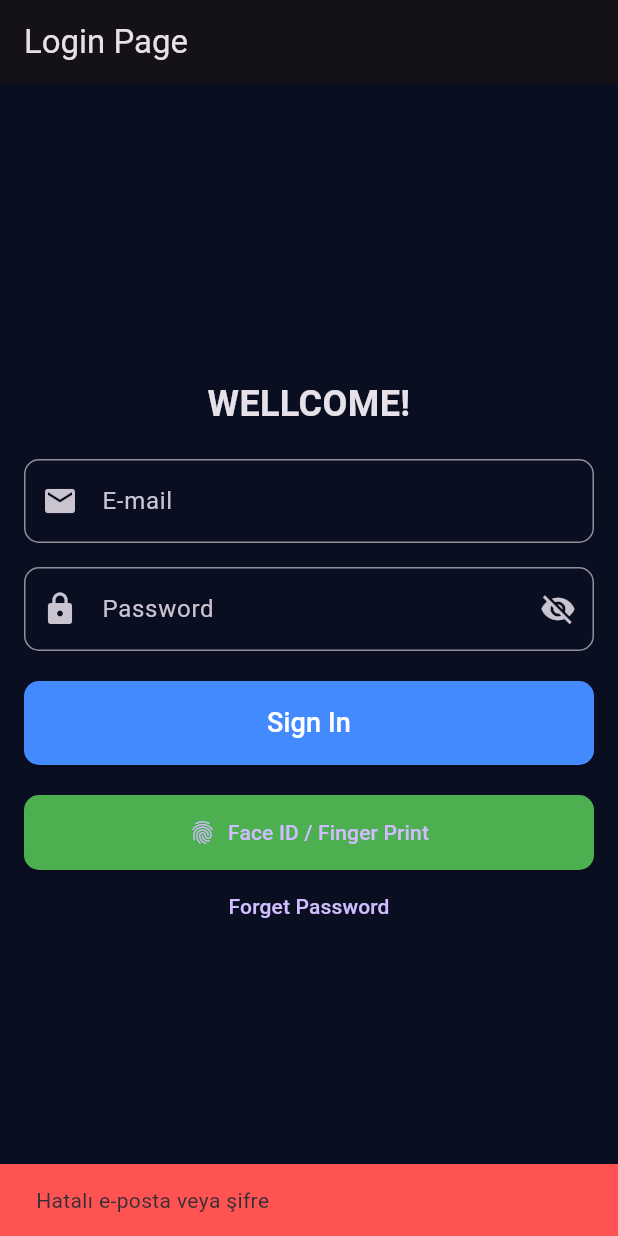
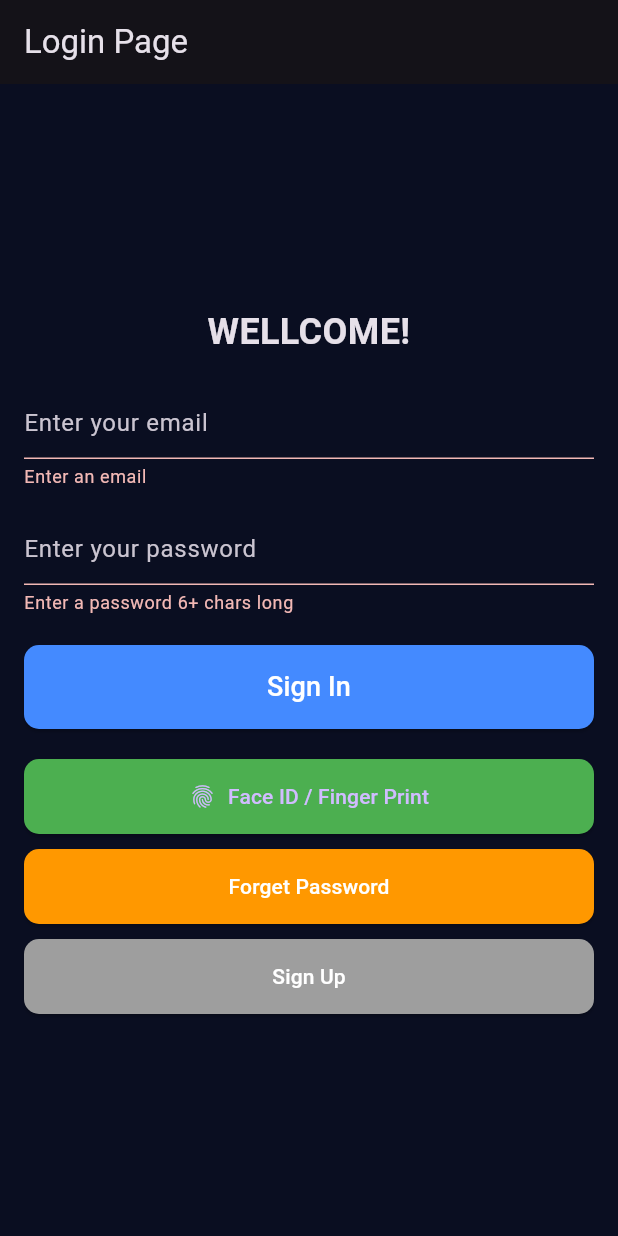
Before and after one commit to Beykn/GuardEye, a Flutter app: the screen it shows after launch, after a tap on "Sign In", on a phone screen of 412 x 824 dp. Run offline on Flutter 3.47's test engine with Material 3 defaults, Android fonts, the light colour scheme and no system bars; our stand-ins replace camera, firebase_auth, firebase_core, font_awesome_flutter, local_auth; missing offline and left inert: tflite_flutter; accounts and stored records are empty.

Commit message:
[ADD] added firebase authentication for normal user

```diff
--- a/graduation/lib/main.dart
+++ b/graduation/lib/main.dart
@@ -6,8 +6,13 @@ import 'package:graduation/screens/userPage.dart';
 import 'package:graduation/screens/adminPage.dart';
 import 'package:graduation/screens/admin_route_details.dart';
 import 'package:graduation/screens/detection_details.dart';
+import 'package:firebase_core/firebase_core.dart';
 
-void main() {
+void main() async  {
+
+  WidgetsFlutterBinding.ensureInitialized();
+  await Firebase.initializeApp();
+
   runApp(const MyApp());
 }
 
--- /dev/null
+++ b/graduation/lib/models/user.dart
@@ -0,0 +1,7 @@
+class MyUser{
+
+  final String uid;
+
+  MyUser({required this.uid});
+
+}
--- a/graduation/lib/screens/loginPage.dart
+++ b/graduation/lib/screens/loginPage.dart
@@ -1,7 +1,9 @@
 import 'package:flutter/material.dart';
 import 'package:graduation/screens/userPage.dart';
 import 'package:graduation/screens/adminPage.dart';
+import 'package:graduation/screens/sign_up_screen.dart';
 import 'package:local_auth/local_auth.dart';
+import 'package:graduation/services/auth.dart';
 
 class LoginPage extends StatefulWidget {
   const LoginPage({super.key});
@@ -11,28 +13,13 @@ class LoginPage extends StatefulWidget {
 }
 
 class _LoginPageState extends State<LoginPage> {
-  final TextEditingController _emailController = TextEditingController();
-  final TextEditingController _passwordController = TextEditingController();
+  String email = '';
+  String password = '';
   bool _obscureText = true;
+
   final LocalAuthentication _auth = LocalAuthentication();
-
-  void _login() {
-    String email = _emailController.text;
-    String password = _passwordController.text;
-
-    if (email == "test@example.com" && password == "123456") {
-      Navigator.push(context, MaterialPageRoute(builder: (context) => const UserPage()));
-    } else if (email == "admin" && password == "admin123") {
-      Navigator.push(context, MaterialPageRoute(builder: (context) => const AdminPage()));
-    } else {
-      ScaffoldMessenger.of(context).showSnackBar(
-        const SnackBar(
-          content: Text("Hatalı e-posta veya şifre"),
-          backgroundColor: Colors.redAccent,
-        ),
-      );
-    }
-  }
+  final _formKey = GlobalKey<FormState>();
+  final _firebase_auth = AuthService();
 
   Future<void> _authenticateWithBiometrics() async {
     bool canCheckBiometrics = await _auth.canCheckBiometrics;
@@ -49,8 +36,8 @@ class _LoginPageState extends State<LoginPage> {
       }
 
       if (isAuthenticated) {
-        // Örnek: Doğrudan kullanıcı sayfasına yönlendirme
-        Navigator.push(context, MaterialPageRoute(builder: (context) => const UserPage()));
+        Navigator.push(
+            context, MaterialPageRoute(builder: (context) => const UserPage()));
       }
     } else {
       ScaffoldMessenger.of(context).showSnackBar(
@@ -68,57 +55,74 @@ class _LoginPageState extends State<LoginPage> {
       appBar: AppBar(title: const Text("Login Page")),
       body: Padding(
         padding: const EdgeInsets.all(16.0),
+        child: Form(
+          key: _formKey,
           child: Column(
             mainAxisAlignment: MainAxisAlignment.center,
             crossAxisAlignment: CrossAxisAlignment.stretch,
             children: [
-            const Text("WELLCOME!",
+              const Text(
+                "WELLCOME!",
                 textAlign: TextAlign.center,
                 style: TextStyle(fontSize: 24, fontWeight: FontWeight.bold),
               ),
               const SizedBox(height: 20),
 
-            TextField(
-              controller: _emailController,
-              decoration: InputDecoration(
-                labelText: "E-mail",
-                prefixIcon: const Icon(Icons.email),
-                border: OutlineInputBorder(borderRadius: BorderRadius.circular(10)),
+              // Email input field
+              TextFormField(
+                keyboardType: TextInputType.emailAddress,
+                onChanged: (value) {
+                  email = value;
+                },
+                validator: (value) =>
+                    value!.isEmpty ? 'Enter an email' : null,
+                decoration: const InputDecoration(
+                  hintText: 'Enter your email',
                 ),
-              keyboardType: TextInputType.emailAddress,
               ),
               const SizedBox(height: 16),
 
-            TextField(
-              controller: _passwordController,
+              // Password input field
+              TextFormField(
                 obscureText: _obscureText,
-              decoration: InputDecoration(
-                labelText: "Password",
-                prefixIcon: const Icon(Icons.lock),
-                border: OutlineInputBorder(borderRadius: BorderRadius.circular(10)),
-                suffixIcon: IconButton(
-                  icon: Icon(_obscureText ? Icons.visibility_off : Icons.visibility),
-                  onPressed: () {
-                    setState(() {
-                      _obscureText = !_obscureText;
-                    });
+                onChanged: (value) {
+                  password = value;
                 },
-                ),
+                validator: (value) =>
+                    value!.length < 6 ? 'Enter a password 6+ chars long' : null,
+                decoration: const InputDecoration(
+                  hintText: 'Enter your password',
                 ),
               ),
               const SizedBox(height: 20),
 
+              // Sign In Button
               ElevatedButton(
-              onPressed: _login,
+                onPressed: () async {
+                  if (_formKey.currentState?.validate() ?? false) {
+                    dynamic result = await _firebase_auth.signInWithEmailAndPassword(email, password);
+
+                    if(result != null)
+                    {
+                      Navigator.push(
+                        context,
+                        MaterialPageRoute(builder: (context) => const UserPage()),
+                      );
+                    }
+                  }
+                },
                 style: ElevatedButton.styleFrom(
                   backgroundColor: Colors.blueAccent,
                   padding: const EdgeInsets.symmetric(vertical: 15),
-                shape: RoundedRectangleBorder(borderRadius: BorderRadius.circular(10)),
+                  shape: RoundedRectangleBorder(
+                      borderRadius: BorderRadius.circular(10)),
                 ),
-              child: const Text("Sign In", style: TextStyle(fontSize: 18, color: Colors.white)),
+                child: const Text("Sign In",
+                    style: TextStyle(fontSize: 18, color: Colors.white)),
               ),
               const SizedBox(height: 20),
-            // 🧿 Face ID Butonu
+
+              // Biometrics Button
               ElevatedButton.icon(
                 onPressed: _authenticateWithBiometrics,
                 icon: const Icon(Icons.fingerprint),
@@ -126,11 +130,14 @@ class _LoginPageState extends State<LoginPage> {
                 style: ElevatedButton.styleFrom(
                   backgroundColor: Colors.green,
                   padding: const EdgeInsets.symmetric(vertical: 15),
-                shape: RoundedRectangleBorder(borderRadius: BorderRadius.circular(10)),
+                  shape: RoundedRectangleBorder(
+                      borderRadius: BorderRadius.circular(10)),
                 ),
               ),
+              const SizedBox(height: 10),
 
-            TextButton(
+              // Forget Password Button
+              ElevatedButton(
                 onPressed: () {
                   ScaffoldMessenger.of(context).showSnackBar(
                     const SnackBar(
@@ -139,9 +146,35 @@ class _LoginPageState extends State<LoginPage> {
                     ),
                   );
                 },
-              child: const Text("Forget Password"),
+                style: ElevatedButton.styleFrom(
+                  backgroundColor: Colors.orange,
+                  padding: const EdgeInsets.symmetric(vertical: 15),
+                  shape: RoundedRectangleBorder(
+                      borderRadius: BorderRadius.circular(10)),
+                ),
+                child: const Text("Forget Password",
+                    style: TextStyle(color: Colors.white)),
+              ),
+              const SizedBox(height: 10),
+
+              // Sign Up Button
+              ElevatedButton(
+                onPressed: () {
+                  Navigator.push(
+                    context,
+                    MaterialPageRoute(builder: (context) =>  SignUpScreen()),
+                  );
+                },
+                style: ElevatedButton.styleFrom(
+                  backgroundColor: Colors.grey,
+                  padding: const EdgeInsets.symmetric(vertical: 15),
+                  shape: RoundedRectangleBorder(
+                      borderRadius: BorderRadius.circular(10)),
+                ),
+                child: const Text("Sign Up", style: TextStyle(color: Colors.white)),
               ),
             ],
+          ),
         ),
       ),
     );
--- /dev/null
+++ b/graduation/lib/services/auth.dart
@@ -0,0 +1,41 @@
+import 'package:firebase_auth/firebase_auth.dart';
+import 'package:graduation/models/user.dart';
+
+class AuthService{
+
+  final FirebaseAuth _auth = FirebaseAuth.instance;
+
+  MyUser? _userFromFirebase(User? user) {
+  return user != null ? MyUser(uid: user.uid) : null;
+}
+
+  Future registerWithEmailAndPassword(String email, String password) async{
+
+    try{
+
+      UserCredential result = await _auth.createUserWithEmailAndPassword(email: email, password: password);
+      User? user = result.user;
+      return _userFromFirebase(user);
+
+    }
+    catch(e){
+      print(e.toString());
+      return null;
+    }
+
+  }
+
+  Future signInWithEmailAndPassword(String email, String password) async{
+    try{
+      UserCredential result = await _auth.signInWithEmailAndPassword(email: email, password: password);
+      User? user = result.user;
+      return _userFromFirebase(user);
+
+    }
+    catch(e){
+      print(e.toString());
+      return null;
+
+    }
+  }
+}
--- a/graduation/pubspec.yaml
+++ b/graduation/pubspec.yaml
@@ -38,6 +38,9 @@ dependencies:
   font_awesome_flutter: ^10.4.0
   camera: ^0.11.0+2
   tflite_flutter: ^0.11.0
+  cloud_firestore: ^5.6.6
+  firebase_auth: ^5.5.2
+  firebase_core: ^3.13.0
 
 dev_dependencies:
   flutter_test:
```
Also changed, not shown: graduation/lib/screens/sign_up_screen.dart (added, +83 -0 lines), graduation/pubspec.lock, 6 other files. Lines whose indentation alone changed are shown as unchanged.
